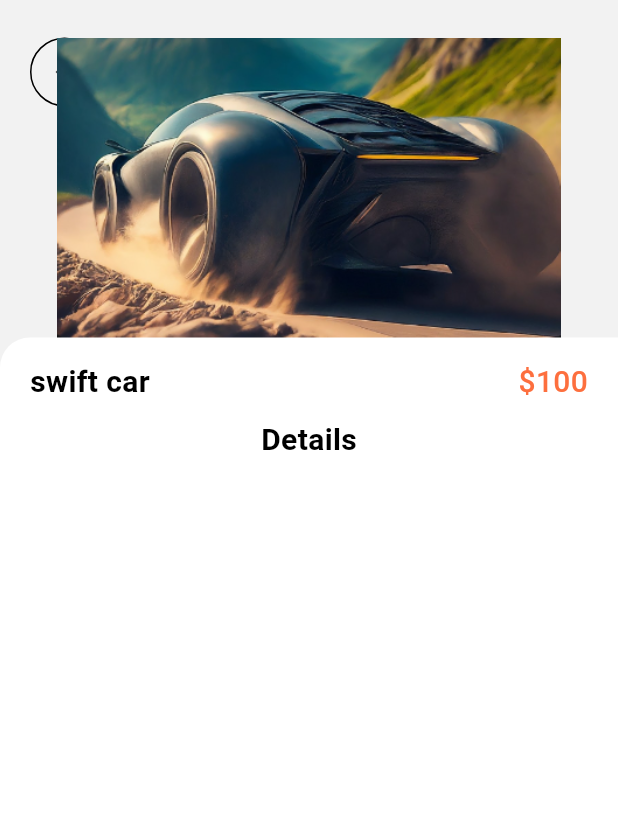
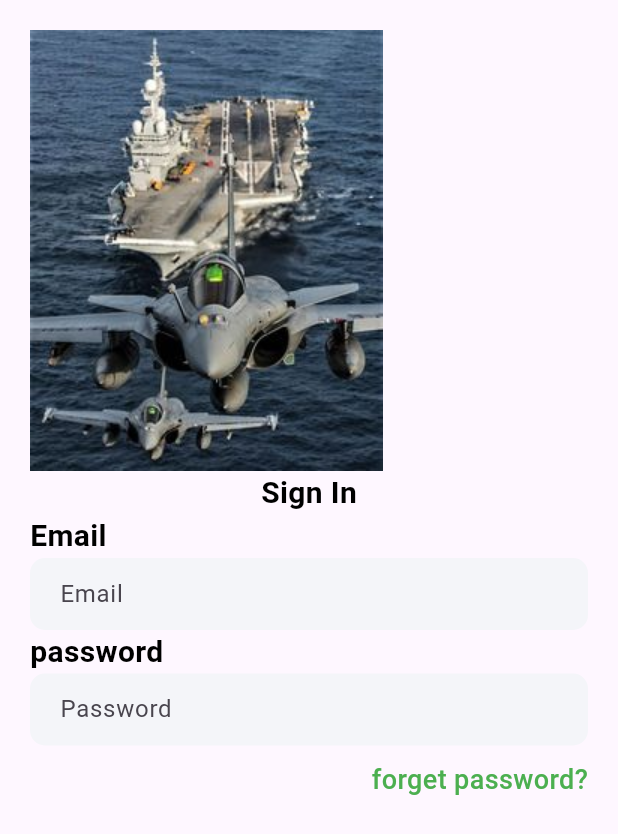
Before and after one commit to adamu-labaran/hypersonic, a Flutter app: the screen it shows after launch, on a phone screen of 412 x 824 dp. Shown: the top 834 px of the screen. Run offline on Flutter 3.47's test engine with Material 3 defaults, Android fonts, the phone set to English and light mode, and no system bars; our stand-ins replace curved_navigation_bar.

Commit message:
login file updated

```diff
--- a/lib/main.dart
+++ b/lib/main.dart
@@ -1,5 +1,6 @@
 import 'package:flutter/material.dart';
 import 'package:hypersonic/pages/bottomnav.dart';
+import 'package:hypersonic/pages/login.dart';
 import 'package:hypersonic/pages/product_detail.dart';
 
 void main() {
@@ -17,7 +18,7 @@ class MyApp extends StatelessWidget {
       theme: ThemeData(
           colorScheme: ColorScheme.fromSeed(seedColor: Colors.deepPurple),
           useMaterial3: true),
-      home: ProductDetail(),
+      home: LogIn(),
     );
   }
 }
--- /dev/null
+++ b/lib/pages/login.dart
@@ -0,0 +1,60 @@
+import 'package:flutter/material.dart';
+import 'package:hypersonic/widget/support_widget.dart';
+
+// login page: this file handle sign in details for user
+class LogIn extends StatefulWidget {
+  const LogIn({super.key});
+
+  @override
+  State<LogIn> createState() => _LogInState();
+}
+
+class _LogInState extends State<LogIn> {
+  @override
+  Widget build(BuildContext context) {
+    return Scaffold(
+      body: Container(
+        margin: EdgeInsets.only(top:20.0, left:20.0, right: 20.0),
+        child: Column(
+          crossAxisAlignment: CrossAxisAlignment.start,
+          children: [
+            Image.asset('assets/images/jet-f6.jpg'),
+            // user sign in details
+            Center(child: Text('Sign In', style: AppWidget.semiboldTextFieldstyle(),)),
+            Text('Email', style: AppWidget.semiboldTextFieldstyle(),),
+            Container(
+              padding: EdgeInsets.only(left: 20.0),
+              decoration: BoxDecoration(
+                color: Color(0xFFF4F5F9),
+                borderRadius: BorderRadius.circular(10),
+                ),
+              child: TextField(
+                decoration: InputDecoration(border: InputBorder.none, hintText: 'Email')
+              ),
+            ),
+
+            Text('password', style: AppWidget.semiboldTextFieldstyle(),),
+            Container(
+              padding: EdgeInsets.only(left: 20.0),
+              decoration: BoxDecoration(
+                color: Color(0xFFF4F5F9),
+                borderRadius: BorderRadius.circular(10),
+                ),
+              child: TextField(
+                decoration: InputDecoration(border: InputBorder.none, hintText: 'Password')
+              ),
+            ),
+            SizedBox(height: 10.0),
+           Row(
+              mainAxisAlignment: MainAxisAlignment.end,
+             children: [
+               Text('forget password?', style: TextStyle(color: Colors.green, fontSize: 18.0, fontWeight: FontWeight.w500,),),
+             ],
+           ),
+
+          ],
+        ),
+      ),
+    );
+  }
+}
--- a/lib/pages/product_detail.dart
+++ b/lib/pages/product_detail.dart
@@ -51,6 +51,7 @@ class _ProductDetailState extends State<ProductDetail> {
                 ),
                 width: MediaQuery.of(context).size.width,
                 child: Column(
+                  crossAxisAlignment: CrossAxisAlignment.start,
                   children: [
                     Row(
                       mainAxisAlignment: MainAxisAlignment.spaceBetween,
@@ -67,7 +68,20 @@ class _ProductDetailState extends State<ProductDetail> {
                       ],
                     ),
                     SizedBox(height: 10.0),
-                    Text('Details', style: AppWidget.semiboldTextFieldstyle(),)
+                    Text('Details', style: AppWidget.semiboldTextFieldstyle(),),
+                    SizedBox(height: 10.0),
+                    Text('description'),
+                    SizedBox(height: 90),
+                    // checking out widget
+                    Container(
+                      padding: EdgeInsets.symmetric(vertical: 10.0),
+                      decoration: BoxDecoration(
+                        color: Color(0xFFfd6f3e),
+                        borderRadius: BorderRadius.circular(10),
+                      ),
+                      width: MediaQuery.of(context).size.width,
+                      child: Center(child: Text('Check out', style: TextStyle(color: Colors.white, fontSize: 20.0, fontWeight: FontWeight.bold))),
+                    )
                   ],
                 ),
               ),
```
Also changed, not shown: assets/images/train.png (added).
